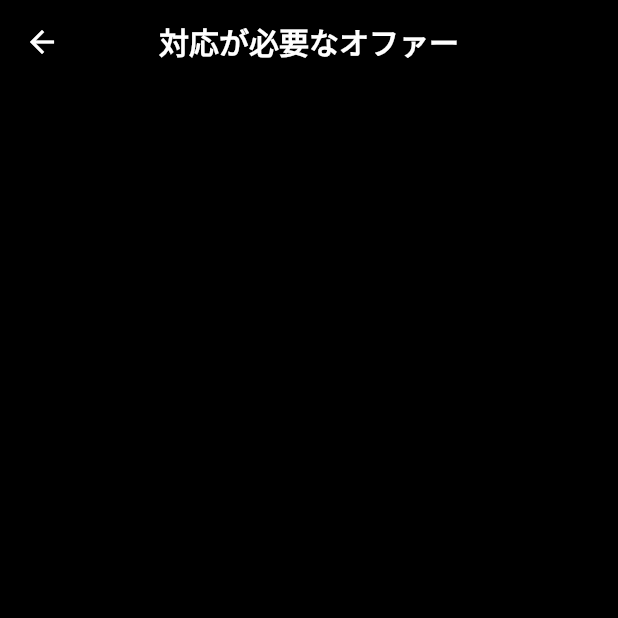
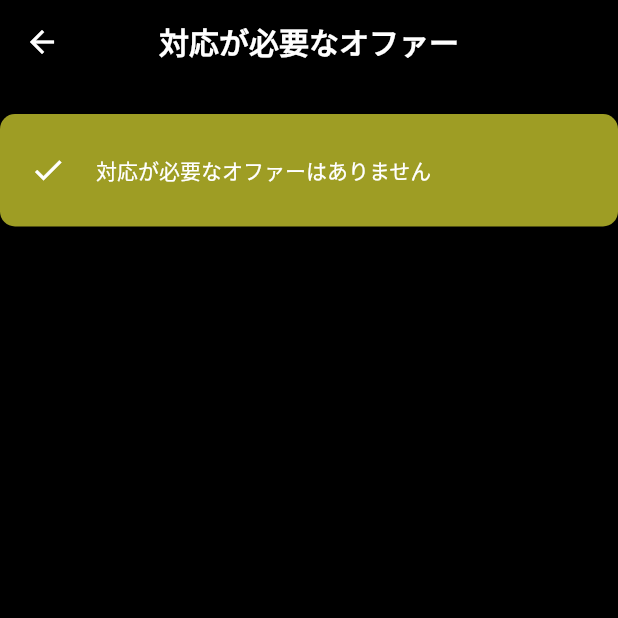
Before and after one commit to ohyeaho/toridori_clone, a Flutter app: the screen it shows after launch, scrolled down 50 dp, after a tap on the "check" icon, on a phone screen of 412 x 824 dp, the top half of it. Run offline on Flutter 3.47's test engine with Material 2 defaults, Android fonts, the phone set to English and light mode, and no system bars; our stand-ins replace font_awesome_flutter.

Commit message:
check offer page UI

```diff
--- a/lib/screens/check_offer_page.dart
+++ b/lib/screens/check_offer_page.dart
@@ -8,6 +8,30 @@ class CheckOfferPage extends StatelessWidget {
   Widget build(BuildContext context) {
     return Scaffold(
       appBar: BackAppbar(title: '対応が必要なオファー'),
+      body: Column(
+        children: [
+          SizedBox(height: 20),
+          Container(
+            height: 75,
+            decoration: BoxDecoration(
+              borderRadius: BorderRadius.circular(10),
+              color: Colors.lime.shade800,
+            ),
+            child: Row(
+              children: [
+                Padding(
+                  padding: const EdgeInsets.all(20.0),
+                  child: Icon(
+                    Icons.check,
+                    color: Colors.white,
+                  ),
+                ),
+                Text('対応が必要なオファーはありません'),
+              ],
+            ),
+          ),
+        ],
+      ),
     );
   }
 }
--- a/lib/screens/home_page.dart
+++ b/lib/screens/home_page.dart
@@ -135,7 +135,7 @@ class HomePage extends StatelessWidget {
                       height: 23,
                       decoration: BoxDecoration(
                         borderRadius: BorderRadius.circular(30),
-                        color: Colors.red.shade700,
+                        color: Colors.red.shade800,
                       ),
                       child: TextButton(
                         style: TextButton.styleFrom(
@@ -157,7 +157,7 @@ class HomePage extends StatelessWidget {
                       height: 23,
                       decoration: BoxDecoration(
                         borderRadius: BorderRadius.circular(30),
-                        color: Colors.red.shade700,
+                        color: Colors.red.shade800,
                       ),
                       child: TextButton(
                         style: TextButton.styleFrom(
@@ -178,7 +178,7 @@ class HomePage extends StatelessWidget {
                       height: 23,
                       decoration: BoxDecoration(
                         borderRadius: BorderRadius.circular(30),
-                        color: Colors.red.shade700,
+                        color: Colors.red.shade800,
                       ),
                       child: TextButton(
                         style: TextButton.styleFrom(
@@ -199,7 +199,7 @@ class HomePage extends StatelessWidget {
                       height: 23,
                       decoration: BoxDecoration(
                         borderRadius: BorderRadius.circular(30),
-                        color: Colors.red.shade700,
+                        color: Colors.red.shade800,
                       ),
                       child: TextButton(
                         style: TextButton.styleFrom(
```
